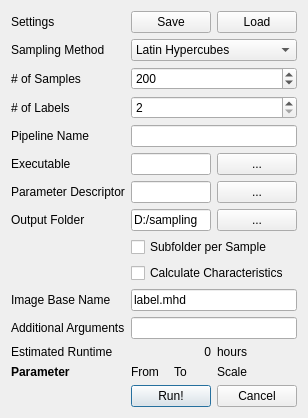
Qt form modules/MetaFilters/samplingSettings.ui (3dct/open_iA) before a commit.
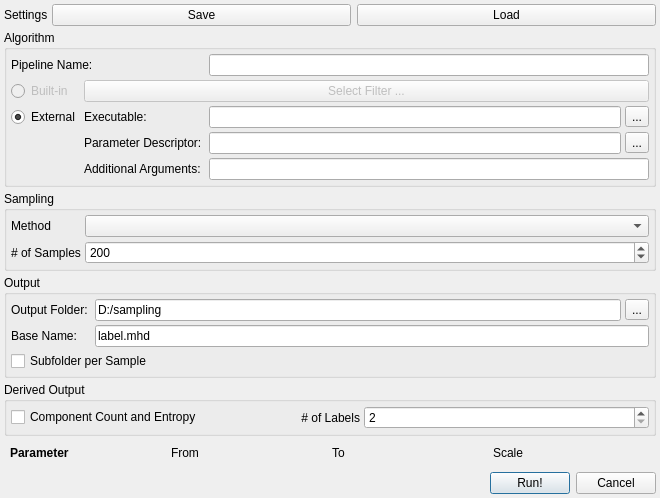
The same form after that commit.

Commit message: Sampling: Create sample filter (WIP), sample settings UI improvements

```diff
--- a/modules/MetaFilters/samplingSettings.ui
+++ b/modules/MetaFilters/samplingSettings.ui
@@ -6,50 +6,109 @@
    <rect>
     <x>0</x>
     <y>0</y>
-    <width>282</width>
-    <height>403</height>
+    <width>660</width>
+    <height>498</height>
    </rect>
   </property>
   <property name="windowTitle">
    <string>Sampling Settings</string>
   </property>
   <layout class="QGridLayout" name="gridLayout">
-   <item row="1" column="1" colspan="3">
-    <widget class="QWidget" name="widget" native="true">
-     <layout class="QHBoxLayout" name="horizontalLayout_2">
+   <property name="leftMargin">
+    <number>4</number>
+   </property>
+   <property name="topMargin">
+    <number>4</number>
+   </property>
+   <property name="rightMargin">
+    <number>4</number>
+   </property>
+   <property name="bottomMargin">
+    <number>4</number>
+   </property>
       <property name="spacing">
-       <number>6</number>
-      </property>
+    <number>4</number>
+   </property>
+   <item row="1" column="0">
+    <widget class="QLabel" name="lbSettings">
+     <property name="sizePolicy">
+      <sizepolicy hsizetype="Fixed" vsizetype="Preferred">
+       <horstretch>0</horstretch>
+       <verstretch>0</verstretch>
+      </sizepolicy>
+     </property>
+     <property name="text">
+      <string>Settings</string>
+     </property>
+    </widget>
+   </item>
+   <item row="9" column="0" colspan="4">
+    <widget class="QGroupBox" name="gbOutput">
+     <property name="title">
+      <string>Output</string>
+     </property>
+     <layout class="QGridLayout" name="gridLayout_3">
       <property name="leftMargin">
-       <number>0</number>
+       <number>4</number>
       </property>
       <property name="topMargin">
-       <number>0</number>
+       <number>4</number>
       </property>
       <property name="rightMargin">
-       <number>0</number>
+       <number>4</number>
       </property>
       <property name="bottomMargin">
-       <number>0</number>
+       <number>4</number>
       </property>
-      <item>
-       <widget class="QPushButton" name="pbSaveSettings">
+      <property name="spacing">
+       <number>4</number>
+      </property>
+      <item row="0" column="1">
+       <widget class="QLineEdit" name="leOutputFolder">
         <property name="text">
-         <string>Save</string>
+         <string>D:/sampling</string>
         </property>
        </widget>
       </item>
-      <item>
-       <widget class="QPushButton" name="pbLoadSettings">
+      <item row="1" column="1" colspan="2">
+       <widget class="QLineEdit" name="leImageBaseName">
         <property name="text">
-         <string>Load</string>
+         <string>label.mhd</string>
+        </property>
+       </widget>
+      </item>
+      <item row="0" column="2">
+       <widget class="QToolButton" name="pbChooseOutputFolder">
+        <property name="text">
+         <string>...</string>
+        </property>
+       </widget>
+      </item>
+      <item row="0" column="0">
+       <widget class="QLabel" name="lbOutFolder">
+        <property name="text">
+         <string>Output Folder: </string>
+        </property>
+       </widget>
+      </item>
+      <item row="1" column="0">
+       <widget class="QLabel" name="lbOutBaseName">
+        <property name="text">
+         <string>Base Name: </string>
+        </property>
+       </widget>
+      </item>
+      <item row="2" column="0" colspan="3">
+       <widget class="QCheckBox" name="cbSeparateFolder">
+        <property name="text">
+         <string>Subfolder per Sample</string>
         </property>
        </widget>
       </item>
      </layout>
     </widget>
    </item>
-   <item row="30" column="0" colspan="4">
+   <item row="34" column="0" colspan="4">
     <widget class="QWidget" name="wdButtonBar" native="true">
      <layout class="QHBoxLayout" name="horizontalLayout">
       <property name="spacing">
@@ -100,70 +159,36 @@
      </layout>
     </widget>
    </item>
-   <item row="19" column="0">
-    <widget class="QLabel" name="label_12">
-     <property name="text">
-      <string>Estimated Runtime</string>
+   <item row="24" column="0" colspan="4">
+    <layout class="QGridLayout" name="parameterLayout">
+     <property name="leftMargin">
+      <number>6</number>
      </property>
-    </widget>
-   </item>
-   <item row="4" column="0">
-    <widget class="QLabel" name="label_11">
-     <property name="text">
-      <string># of Samples</string>
+     <property name="topMargin">
+      <number>6</number>
      </property>
-    </widget>
-   </item>
-   <item row="7" column="0">
-    <widget class="QLabel" name="label_3">
-     <property name="text">
-      <string>Executable</string>
+     <property name="rightMargin">
+      <number>6</number>
      </property>
-    </widget>
-   </item>
-   <item row="8" column="0">
-    <widget class="QLabel" name="label_2">
-     <property name="text">
-      <string>Parameter Descriptor</string>
+     <property name="bottomMargin">
+      <number>6</number>
      </property>
-    </widget>
-   </item>
-   <item row="24" column="1">
-    <widget class="QLabel" name="label_5">
-     <property name="text">
-      <string>From</string>
-     </property>
-    </widget>
-   </item>
-   <item row="24" column="2">
-    <widget class="QLabel" name="label_6">
+     <item row="0" column="2">
+      <widget class="QLabel" name="lbParameterTo">
      <property name="text">
       <string>To</string>
      </property>
     </widget>
    </item>
-   <item row="3" column="0">
-    <widget class="QLabel" name="label">
+     <item row="0" column="1">
+      <widget class="QLabel" name="lbParameterFrom">
      <property name="text">
-      <string>Sampling Method</string>
+        <string>From</string>
      </property>
     </widget>
    </item>
-   <item row="23" column="2">
-    <spacer name="verticalSpacer">
-     <property name="orientation">
-      <enum>Qt::Vertical</enum>
-     </property>
-     <property name="sizeHint" stdset="0">
-      <size>
-       <width>20</width>
-       <height>40</height>
-      </size>
-     </property>
-    </spacer>
-   </item>
-   <item row="24" column="0">
-    <widget class="QLabel" name="label_4">
+     <item row="0" column="0">
+      <widget class="QLabel" name="lbParameterName">
      <property name="text">
       <string>&lt;html&gt;&lt;head/&gt;&lt;body&gt;&lt;p&gt;&lt;span style=&quot; font-weight:600;&quot;&gt;Parameter&lt;/span&gt;&lt;/p&gt;&lt;/body&gt;&lt;/html&gt;</string>
      </property>
@@ -172,73 +197,108 @@
      </property>
     </widget>
    </item>
-   <item row="10" column="0">
-    <widget class="QLabel" name="label_8">
-     <property name="text">
-      <string>Output Folder</string>
-     </property>
-    </widget>
-   </item>
-   <item row="10" column="3">
-    <widget class="QPushButton" name="pbChooseOutputFolder">
-     <property name="text">
-      <string>...</string>
-     </property>
-    </widget>
-   </item>
-   <item row="24" column="3">
-    <widget class="QLabel" name="label_9">
+     <item row="0" column="3">
+      <widget class="QLabel" name="lbParameterScale">
      <property name="text">
       <string>Scale</string>
      </property>
     </widget>
    </item>
-   <item row="15" column="1" colspan="3">
-    <widget class="QLineEdit" name="leAdditionalArguments">
-     <property name="text">
-      <string/>
+    </layout>
+   </item>
+   <item row="27" column="2">
+    <spacer name="verticalSpacer">
+     <property name="orientation">
+      <enum>Qt::Vertical</enum>
      </property>
-    </widget>
+     <property name="sizeHint" stdset="0">
+      <size>
+       <width>20</width>
+       <height>40</height>
+      </size>
+     </property>
+    </spacer>
    </item>
-   <item row="7" column="3">
-    <widget class="QPushButton" name="pbChooseExecutable">
+   <item row="1" column="1" colspan="3">
+    <widget class="QWidget" name="widget" native="true">
+     <layout class="QHBoxLayout" name="horizontalLayout_2">
+      <property name="spacing">
+       <number>6</number>
+      </property>
+      <property name="leftMargin">
+       <number>0</number>
+      </property>
+      <property name="topMargin">
+       <number>0</number>
+      </property>
+      <property name="rightMargin">
+       <number>0</number>
+      </property>
+      <property name="bottomMargin">
+       <number>0</number>
+      </property>
+      <item>
+       <widget class="QPushButton" name="pbSaveSettings">
      <property name="text">
-      <string>...</string>
+         <string>Save</string>
      </property>
     </widget>
    </item>
-   <item row="1" column="0">
-    <widget class="QLabel" name="label_15">
+      <item>
+       <widget class="QPushButton" name="pbLoadSettings">
      <property name="text">
-      <string>Settings</string>
+         <string>Load</string>
      </property>
     </widget>
    </item>
-   <item row="19" column="1" colspan="2">
-    <widget class="QLabel" name="lbEstimate">
+     </layout>
+    </widget>
+   </item>
+   <item row="10" column="0" colspan="4">
+    <widget class="QGroupBox" name="gbDerivedOutput">
+     <property name="title">
+      <string>Derived Output</string>
+     </property>
+     <layout class="QGridLayout" name="gridLayout_4">
+      <property name="leftMargin">
+       <number>4</number>
+      </property>
+      <property name="topMargin">
+       <number>4</number>
+      </property>
+      <property name="rightMargin">
+       <number>4</number>
+      </property>
+      <property name="bottomMargin">
+       <number>4</number>
+      </property>
+      <property name="spacing">
+       <number>4</number>
+      </property>
+      <item row="0" column="1">
+       <widget class="QLabel" name="lbNumberOfLabels">
+        <property name="sizePolicy">
+         <sizepolicy hsizetype="Fixed" vsizetype="Preferred">
+          <horstretch>0</horstretch>
+          <verstretch>0</verstretch>
+         </sizepolicy>
+        </property>
      <property name="text">
-      <string>0</string>
+         <string># of Labels</string>
      </property>
      <property name="alignment">
       <set>Qt::AlignRight|Qt::AlignTrailing|Qt::AlignVCenter</set>
      </property>
     </widget>
    </item>
-   <item row="8" column="3">
-    <widget class="QPushButton" name="pbChooseParameterDescriptor">
+      <item row="0" column="0">
+       <widget class="QCheckBox" name="cbCalcChar">
      <property name="text">
-      <string>...</string>
+         <string>Component Count and Entropy</string>
      </property>
     </widget>
    </item>
-   <item row="10" column="1" colspan="2">
-    <widget class="QLineEdit" name="leOutputFolder">
-     <property name="text">
-      <string>D:/sampling</string>
-     </property>
-    </widget>
-   </item>
-   <item row="5" column="1" colspan="3">
+      <item row="0" column="2">
     <widget class="QSpinBox" name="sbLabelCount">
      <property name="minimum">
       <number>2</number>
@@ -248,98 +308,236 @@
      </property>
     </widget>
    </item>
-   <item row="7" column="1" colspan="2">
-    <widget class="QLineEdit" name="leExecutable">
+     </layout>
+    </widget>
+   </item>
+   <item row="7" column="0" colspan="4">
+    <widget class="QGroupBox" name="gbAlgorithm">
+     <property name="title">
+      <string>Algorithm</string>
+     </property>
+     <layout class="QGridLayout" name="gridLayout_2">
+      <property name="leftMargin">
+       <number>4</number>
+      </property>
+      <property name="topMargin">
+       <number>4</number>
+      </property>
+      <property name="rightMargin">
+       <number>4</number>
+      </property>
+      <property name="bottomMargin">
+       <number>4</number>
+      </property>
+      <property name="spacing">
+       <number>4</number>
+      </property>
+      <item row="4" column="1">
+       <widget class="QLabel" name="label_7">
      <property name="text">
-      <string/>
+         <string>Additional Arguments: </string>
      </property>
     </widget>
    </item>
-   <item row="6" column="0">
+      <item row="0" column="0" colspan="2">
     <widget class="QLabel" name="label_14">
      <property name="text">
-      <string>Pipeline Name</string>
+         <string>Pipeline Name: </string>
      </property>
     </widget>
    </item>
-   <item row="11" column="1" colspan="3">
-    <widget class="QCheckBox" name="cbSeparateFolder">
+      <item row="4" column="0">
+       <spacer name="horizontalSpacer_3">
+        <property name="orientation">
+         <enum>Qt::Horizontal</enum>
+        </property>
+        <property name="sizeType">
+         <enum>QSizePolicy::Preferred</enum>
+        </property>
+        <property name="sizeHint" stdset="0">
+         <size>
+          <width>40</width>
+          <height>20</height>
+         </size>
+        </property>
+       </spacer>
+      </item>
+      <item row="2" column="1">
+       <widget class="QLabel" name="label">
      <property name="text">
-      <string>Subfolder per Sample</string>
+         <string>Executable: </string>
      </property>
     </widget>
    </item>
-   <item row="13" column="0">
-    <widget class="QLabel" name="label_16">
+      <item row="2" column="3">
+       <widget class="QToolButton" name="pbChooseExecutable">
      <property name="text">
-      <string>Image Base Name</string>
+         <string>...</string>
      </property>
     </widget>
    </item>
-   <item row="13" column="1" colspan="3">
-    <widget class="QLineEdit" name="leImageBaseName">
+      <item row="4" column="2" colspan="2">
+       <widget class="QLineEdit" name="leAdditionalArguments">
      <property name="text">
-      <string>label.mhd</string>
+         <string/>
      </property>
     </widget>
    </item>
-   <item row="5" column="0">
-    <widget class="QLabel" name="label_10">
+      <item row="3" column="0">
+       <spacer name="horizontalSpacer_2">
+        <property name="orientation">
+         <enum>Qt::Horizontal</enum>
+        </property>
+        <property name="sizeType">
+         <enum>QSizePolicy::Preferred</enum>
+        </property>
+        <property name="sizeHint" stdset="0">
+         <size>
+          <width>40</width>
+          <height>20</height>
+         </size>
+        </property>
+       </spacer>
+      </item>
+      <item row="2" column="2">
+       <widget class="QLineEdit" name="leExecutable">
      <property name="text">
-      <string># of Labels</string>
+         <string/>
      </property>
     </widget>
    </item>
-   <item row="3" column="1" colspan="3">
+      <item row="0" column="2" colspan="2">
+       <widget class="QLineEdit" name="lePipelineName">
+        <property name="text">
+         <string/>
+        </property>
+       </widget>
+      </item>
+      <item row="1" column="0">
+       <widget class="QRadioButton" name="radioButton_2">
+        <property name="enabled">
+         <bool>false</bool>
+        </property>
+        <property name="text">
+         <string>Built-in</string>
+        </property>
+       </widget>
+      </item>
+      <item row="3" column="3">
+       <widget class="QToolButton" name="pbChooseParameterDescriptor">
+        <property name="text">
+         <string>...</string>
+        </property>
+       </widget>
+      </item>
+      <item row="1" column="1" colspan="3">
+       <widget class="QPushButton" name="pbFilterSelect">
+        <property name="enabled">
+         <bool>false</bool>
+        </property>
+        <property name="text">
+         <string>Select Filter ...</string>
+        </property>
+       </widget>
+      </item>
+      <item row="3" column="1">
+       <widget class="QLabel" name="label_2">
+        <property name="text">
+         <string>Parameter Descriptor: </string>
+        </property>
+       </widget>
+      </item>
+      <item row="2" column="0">
+       <widget class="QRadioButton" name="radioButton">
+        <property name="text">
+         <string>External</string>
+        </property>
+        <property name="checked">
+         <bool>true</bool>
+        </property>
+       </widget>
+      </item>
+      <item row="3" column="2">
+       <widget class="QLineEdit" name="leParamDescriptor">
+        <property name="text">
+         <string/>
+        </property>
+       </widget>
+      </item>
+     </layout>
+    </widget>
+   </item>
+   <item row="8" column="0" colspan="4">
+    <widget class="QGroupBox" name="gbSampling">
+     <property name="title">
+      <string>Sampling</string>
+     </property>
+     <layout class="QGridLayout" name="gridLayout_5" columnstretch="1,2">
+      <property name="leftMargin">
+       <number>4</number>
+      </property>
+      <property name="topMargin">
+       <number>4</number>
+      </property>
+      <property name="rightMargin">
+       <number>4</number>
+      </property>
+      <property name="bottomMargin">
+       <number>4</number>
+      </property>
+      <property name="spacing">
+       <number>4</number>
+      </property>
+      <item row="0" column="0">
+       <widget class="QLabel" name="lbSamplingMethod">
+        <property name="sizePolicy">
+         <sizepolicy hsizetype="Fixed" vsizetype="Preferred">
+          <horstretch>0</horstretch>
+          <verstretch>0</verstretch>
+         </sizepolicy>
+        </property>
+        <property name="text">
+         <string>Method</string>
+        </property>
+       </widget>
+      </item>
+      <item row="0" column="1">
     <widget class="QComboBox" name="cbSamplingMethod">
+        <property name="sizePolicy">
+         <sizepolicy hsizetype="Expanding" vsizetype="Fixed">
+          <horstretch>0</horstretch>
+          <verstretch>0</verstretch>
+         </sizepolicy>
+        </property>
      <property name="currentText">
-      <string>Latin Hypercubes</string>
+         <string/>
      </property>
      <property name="currentIndex">
-      <number>1</number>
-     </property>
-     <item>
-      <property name="text">
-       <string>Random</string>
-      </property>
-     </item>
-     <item>
-      <property name="text">
-       <string>Latin Hypercubes</string>
-      </property>
-     </item>
-    </widget>
-   </item>
-   <item row="6" column="1" colspan="3">
-    <widget class="QLineEdit" name="lePipelineName">
-     <property name="text">
-      <string/>
-     </property>
-    </widget>
-   </item>
-   <item row="15" column="0">
-    <widget class="QLabel" name="label_7">
+         <number>-1</number>
+        </property>
+       </widget>
+      </item>
+      <item row="1" column="0">
+       <widget class="QLabel" name="lbNumberOfSamples">
+        <property name="sizePolicy">
+         <sizepolicy hsizetype="Fixed" vsizetype="Preferred">
+          <horstretch>0</horstretch>
+          <verstretch>0</verstretch>
+         </sizepolicy>
+        </property>
      <property name="text">
-      <string>Additional Arguments</string>
+         <string># of Samples</string>
      </property>
     </widget>
    </item>
-   <item row="19" column="3">
-    <widget class="QLabel" name="label_13">
-     <property name="text">
-      <string>hours</string>
-     </property>
-    </widget>
-   </item>
-   <item row="8" column="1" colspan="2">
-    <widget class="QLineEdit" name="leParamDescriptor">
-     <property name="text">
-      <string/>
-     </property>
-    </widget>
-   </item>
-   <item row="4" column="1" colspan="3">
+      <item row="1" column="1">
     <widget class="QSpinBox" name="sbNumberOfSamples">
+        <property name="sizePolicy">
+         <sizepolicy hsizetype="Expanding" vsizetype="Fixed">
+          <horstretch>0</horstretch>
+          <verstretch>0</verstretch>
+         </sizepolicy>
+        </property>
      <property name="maximum">
       <number>999999999</number>
      </property>
@@ -351,11 +549,7 @@
      </property>
     </widget>
    </item>
-   <item row="12" column="1" colspan="3">
-    <widget class="QCheckBox" name="cbCalcChar">
-     <property name="text">
-      <string>Calculate Characteristics</string>
-     </property>
+     </layout>
     </widget>
    </item>
   </layout>
```
Left out of the diff: 11 changed lines with no effect on the pictures. Lines whose indentation alone changed are shown as unchanged. The commit also changes 6 other files.
